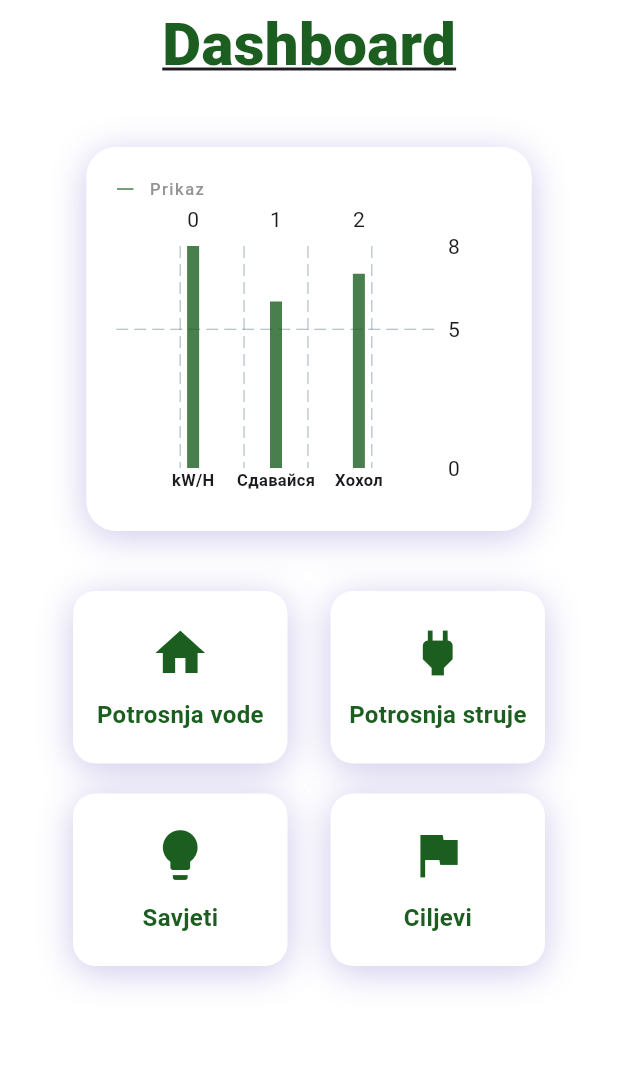
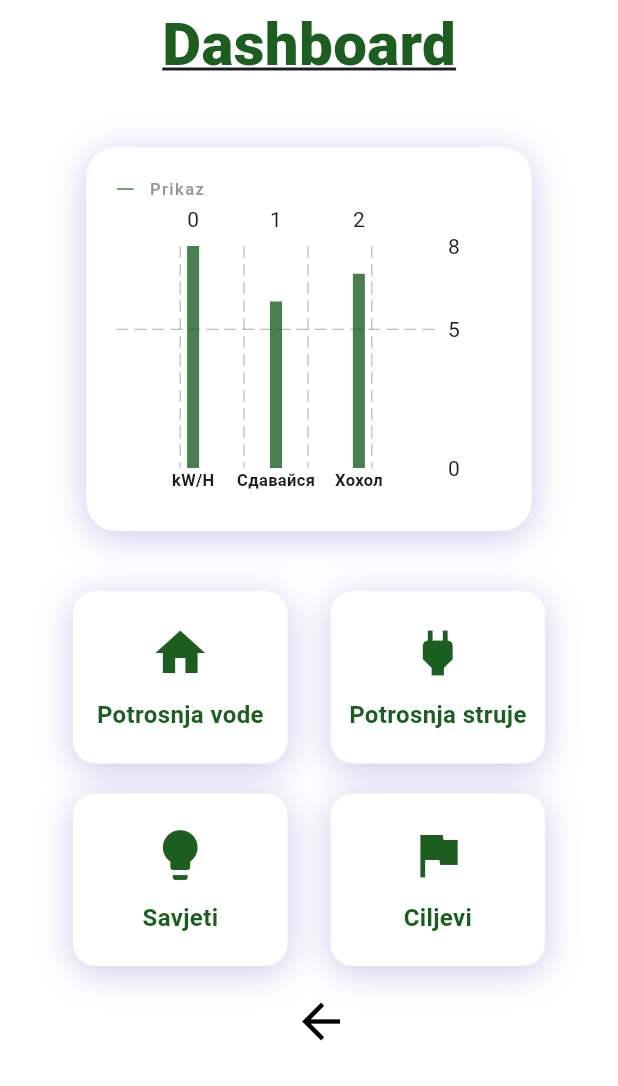
Before and after one commit to Masulaa/EcoConnect, a Flutter app: the HomeScreen screen opened directly, on a phone screen of 412 x 824 dp, the part 150-1236 px from its top. Run offline on Flutter 3.47's test engine with Material 3 defaults, Android fonts, the phone set to English and light mode, and no system bars; drawn by our look-alikes of fl_chart; our stand-ins replace flutter_dotenv, shared_preferences; accounts and stored records are empty; Roboto replaces fonts that are missing (Poppins).

Commit message:
Make back button for dashboard

```diff
--- a/lib/screens/home_screen.dart
+++ b/lib/screens/home_screen.dart
@@ -1,13 +1,15 @@
 import 'package:flutter/material.dart';
 import 'package:fl_chart/fl_chart.dart';
-import '../widgets/back_button_widget.dart';
+import '../widgets/main_back_button_widget.dart';
 
 class HomeScreen extends StatelessWidget {
   @override
   Widget build(BuildContext context) {
     return Scaffold(
       backgroundColor: Colors.white,
-      body: Column(
+      body: Stack(
+        children: [
+          Column(
             children: [
               const SizedBox(height: 40),
               Center(
@@ -32,7 +34,9 @@ class HomeScreen extends StatelessWidget {
                   ],
                 ),
               ),
-          BackButtonWidget(),
+            ],
+          ),
+          MainBackButtonWidget(size: 38, color: Colors.black),
         ],
       ),
     );
--- /dev/null
+++ b/lib/widgets/main_back_button_widget.dart
@@ -0,0 +1,22 @@
+import 'package:flutter/material.dart';
+
+class MainBackButtonWidget extends StatelessWidget {
+  final double size;
+  final Color color;
+
+  MainBackButtonWidget({this.size = 38, this.color = Colors.black});
+
+  @override
+  Widget build(BuildContext context) {
+    return Positioned(
+      bottom: 16,
+      left: MediaQuery.of(context).size.width * 0.5 - (size / 2),
+      child: IconButton(
+        icon: Icon(Icons.arrow_back, size: size, color: color),
+        onPressed: () {
+          Navigator.pop(context);
+        },
+      ),
+    );
+  }
+}
```
Lines whose indentation alone changed are shown as unchanged.
